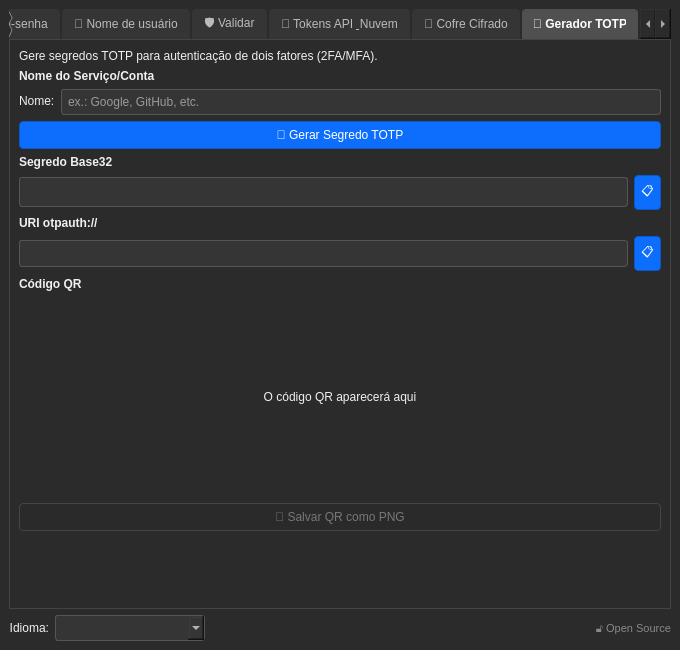
Above: ui/main_pt.ui from Eduardo-ci/cipherpass_pro before the change. Below: the same form after it.
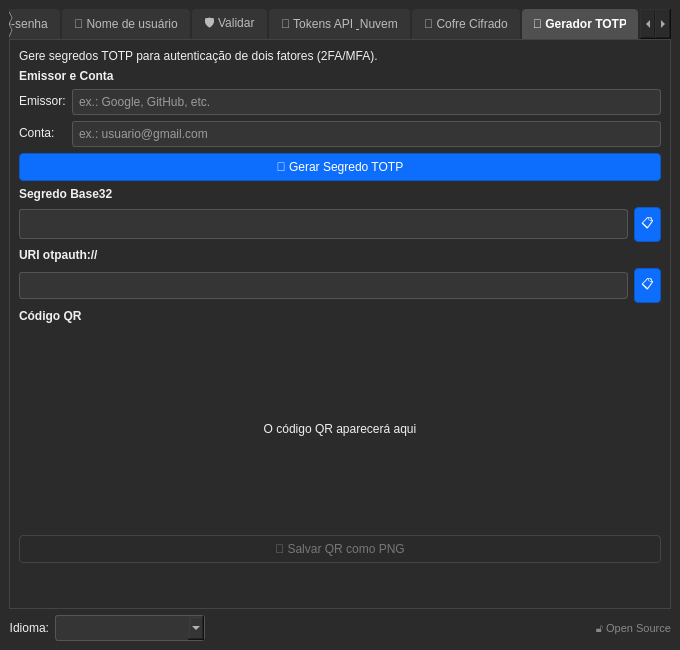
That is the form after the change. The open tabs and pages were chosen to show the change. Icons and pictures are not drawn.

Diff of the .ui file:
```diff
--- a/ui/main_pt.ui
+++ b/ui/main_pt.ui
@@ -1155,7 +1155,7 @@
         <item>
          <widget class="QLabel" name="label_totp_name">
           <property name="text">
-           <string>&lt;b&gt;Nome do Serviço/Conta&lt;/b&gt;</string>
+           <string>&lt;b&gt;Emissor e Conta&lt;/b&gt;</string>
           </property>
          </widget>
         </item>
@@ -1164,7 +1164,7 @@
           <item row="0" column="0">
            <widget class="QLabel" name="label_service_name">
             <property name="text">
-             <string>Nome:</string>
+             <string>Emissor:</string>
             </property>
            </widget>
           </item>
@@ -1175,6 +1175,21 @@
             </property>
            </widget>
           </item>
+          <item row="1" column="0">
+           <widget class="QLabel" name="label_account_name">
+            <property name="text">
+             <string>Conta:</string>
+            </property>
+           </widget>
+          </item>
+          <item row="1" column="1">
+           <widget class="QLineEdit" name="lineEdit_account_name">
+            <property name="placeholderText">
+             <string>ex.: usuario@gmail.com</string>
+            </property>
+           </widget>
+          </item>
+
          </layout>
         </item>
         <item>
```
